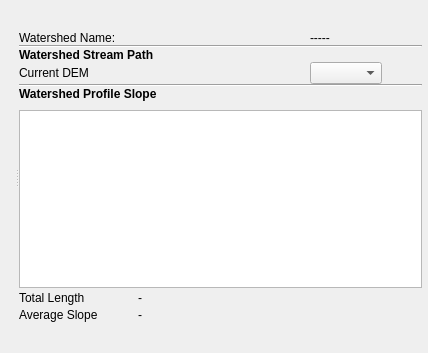
This is src/ui/reoslongitudinalprofilewidget.ui in vcloarec/ReosProject as Qt 5 draws it before an edit. The edited form follows.
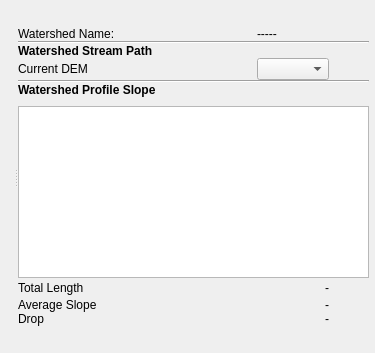
This is the edited form. Icons and pictures are not drawn. Custom widgets are drawn as their Qt base class.

Commit message: average elevation

```diff
--- a/src/ui/reoslongitudinalprofilewidget.ui
+++ b/src/ui/reoslongitudinalprofilewidget.ui
@@ -6,7 +6,7 @@
    <rect>
     <x>0</x>
     <y>0</y>
-    <width>428</width>
+    <width>375</width>
     <height>353</height>
    </rect>
   </property>
@@ -211,7 +211,7 @@
         </widget>
        </item>
        <item>
-        <layout class="QGridLayout" name="gridLayout_2" columnstretch="1,0,1,3">
+        <layout class="QGridLayout" name="gridLayout_2" columnstretch="1,0,0,0">
          <property name="topMargin">
           <number>0</number>
          </property>
@@ -219,22 +219,9 @@
           <number>0</number>
          </property>
          <item row="2" column="0">
-          <spacer name="verticalSpacer">
-           <property name="orientation">
-            <enum>Qt::Vertical</enum>
-           </property>
-           <property name="sizeHint" stdset="0">
-            <size>
-             <width>20</width>
-             <height>40</height>
-            </size>
-           </property>
-          </spacer>
-         </item>
-         <item row="1" column="0">
-          <widget class="QLabel" name="label_4">
+          <widget class="QLabel" name="label_7">
            <property name="text">
-            <string>Average Slope</string>
+            <string>Drop</string>
            </property>
           </widget>
          </item>
@@ -251,17 +238,13 @@
            </property>
           </spacer>
          </item>
-         <item row="0" column="0">
-          <widget class="QLabel" name="label_3">
-           <property name="text">
-            <string>Total Length</string>
+         <item row="2" column="2">
+          <widget class="QLabel" name="mLabelDrop">
+           <property name="statusTip">
+            <string notr="true"/>
            </property>
-          </widget>
-         </item>
-         <item row="0" column="2">
-          <widget class="QLabel" name="mLabelTotalLength">
            <property name="text">
-            <string>-</string>
+            <string notr="true">-</string>
            </property>
           </widget>
          </item>
@@ -277,7 +260,21 @@
 &lt;p style=&quot; margin-top:12px; margin-bottom:12px; margin-left:0px; margin-right:0px; -qt-block-indent:0; text-indent:0px;&quot;&gt;p : slope of section&lt;/p&gt;&lt;/body&gt;&lt;/html&gt;</string>
            </property>
            <property name="text">
-            <string>-</string>
+            <string notr="true">-</string>
+           </property>
+          </widget>
+         </item>
+         <item row="1" column="0">
+          <widget class="QLabel" name="label_4">
+           <property name="text">
+            <string>Average Slope</string>
+           </property>
+          </widget>
+         </item>
+         <item row="0" column="0">
+          <widget class="QLabel" name="label_3">
+           <property name="text">
+            <string>Total Length</string>
            </property>
           </widget>
          </item>
@@ -294,8 +291,31 @@
            </property>
           </spacer>
          </item>
+         <item row="0" column="2">
+          <widget class="QLabel" name="mLabelTotalLength">
+           <property name="statusTip">
+            <string notr="true"/>
+           </property>
+           <property name="text">
+            <string notr="true">-</string>
+           </property>
+          </widget>
+         </item>
         </layout>
        </item>
+       <item>
+        <spacer name="verticalSpacer">
+         <property name="orientation">
+          <enum>Qt::Vertical</enum>
+         </property>
+         <property name="sizeHint" stdset="0">
+          <size>
+           <width>20</width>
+           <height>40</height>
+          </size>
+         </property>
+        </spacer>
+       </item>
       </layout>
      </widget>
     </widget>
```
Left out of the diff: 3 changed lines with no effect on the pictures. The commit also changes 34 other files.
